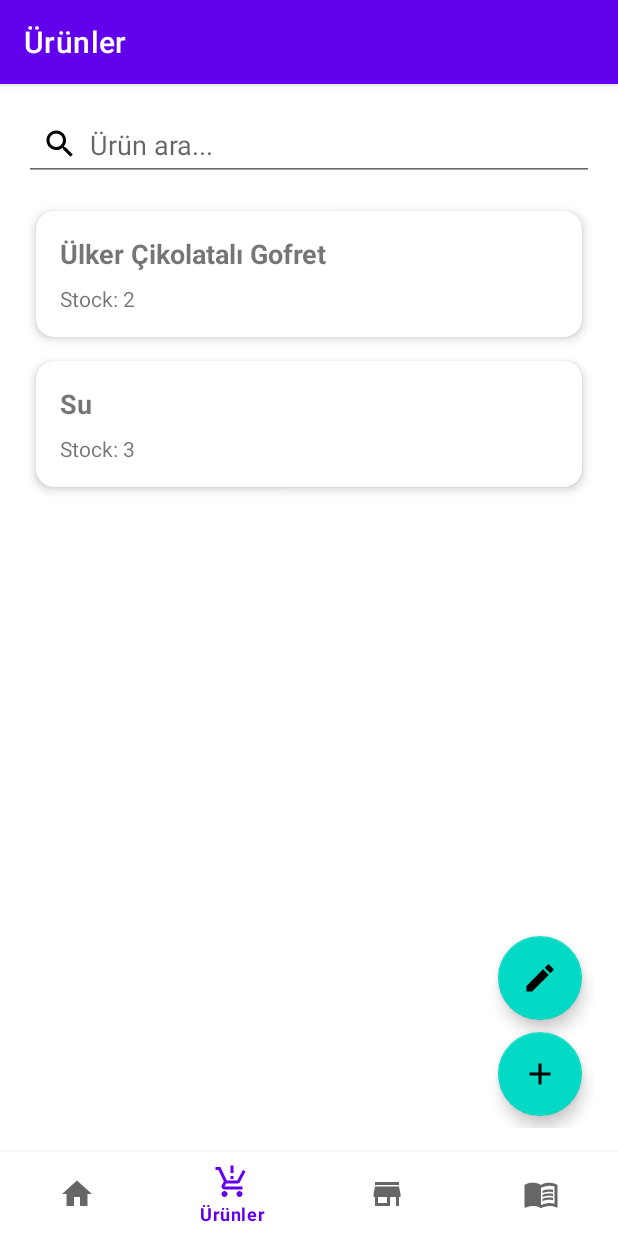
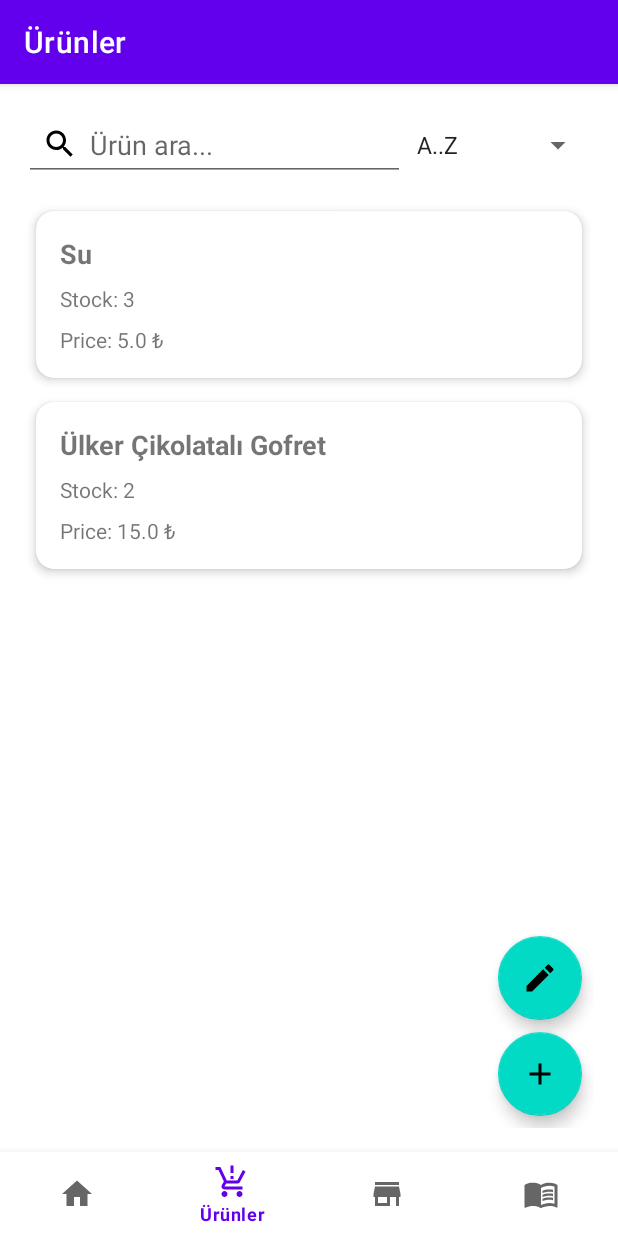
Before and after one commit to burakbasarann/Convenience_store_stock_management, an Android app: the ProductsFragment screen opened through its navigation route, on a phone screen of 412 x 824 dp. Run offline under Robolectric (Android 15) with nearby library versions, the phone set to English and light mode, and no system bars; our stand-ins replace Dagger/Hilt's generated code, Room's generated code, navigation-ui.

Commit message:
added filter for product

```diff
--- a/app/src/main/java/com/basaran/casestudy/ui/adapter/ProductsAdapter.kt
+++ b/app/src/main/java/com/basaran/casestudy/ui/adapter/ProductsAdapter.kt
@@ -21,6 +21,7 @@ class ProductsAdapter(
         fun bind(product: Product) {
             binding.productNameTextView.text = product.name
             binding.productStockTextView.text = "Stock: ${product.currentStock}"
+            binding.productPriceEditText.text = "Price: ${product.price} ₺"
             binding.editImageView.visibility = if (isEditMode) View.VISIBLE else View.GONE
 
             binding.root.setOnClickListener {
--- a/app/src/main/java/com/basaran/casestudy/ui/products/ProductsFragment.kt
+++ b/app/src/main/java/com/basaran/casestudy/ui/products/ProductsFragment.kt
@@ -7,6 +7,8 @@ import androidx.fragment.app.Fragment
 import android.view.LayoutInflater
 import android.view.View
 import android.view.ViewGroup
+import android.widget.AdapterView
+import android.widget.ArrayAdapter
 import androidx.fragment.app.viewModels
 import androidx.navigation.fragment.findNavController
 import androidx.recyclerview.widget.LinearLayoutManager
@@ -48,6 +50,30 @@ class ProductsFragment : Fragment() {
     }
 
     private fun setupRecyclerView() {
+        val adapter = ArrayAdapter.createFromResource(requireContext(), R.array.filter_options_product, android.R.layout.simple_spinner_item)
+        adapter.setDropDownViewResource(android.R.layout.simple_spinner_dropdown_item);
+        binding.filterSpinner.adapter = adapter;
+
+        binding.filterSpinner.onItemSelectedListener = object : AdapterView.OnItemSelectedListener {
+            override fun onItemSelected(
+                parentView: AdapterView<*>?,
+                selectedItemView: View?,
+                position: Int,
+                id: Long
+            ) {
+                if (selectedItemView == null) return
+                when (position) {
+                    0 -> viewModel.sortProductsAscending()
+                    1 -> viewModel.sortProductsDescending()
+                    2 -> viewModel.increasingPriceProduct()
+                    3 -> viewModel.descreasingPriceProduct()
+                }
+            }
+
+            override fun onNothingSelected(parentView: AdapterView<*>?) {
+            }
+        }
+
         binding.productsRecyclerView.layoutManager = LinearLayoutManager(requireContext())
         productsAdapter = ProductsAdapter(
             onItemClick = { product ->
--- a/app/src/main/java/com/basaran/casestudy/ui/products/ProductsViewModel.kt
+++ b/app/src/main/java/com/basaran/casestudy/ui/products/ProductsViewModel.kt
@@ -45,4 +45,20 @@ class ProductsViewModel @Inject constructor(
             }
         }
     }
+
+    fun sortProductsAscending() {
+        _filteredProducts.value = _filteredProducts.value?.sortedBy { it.name } ?: emptyList()
+    }
+
+    fun sortProductsDescending() {
+        _filteredProducts.value = _filteredProducts.value?.sortedByDescending { it.name } ?: emptyList()
+    }
+
+    fun increasingPriceProduct() {
+        _filteredProducts.value = _filteredProducts.value?.sortedBy { it.price } ?: emptyList()
+    }
+
+    fun descreasingPriceProduct() {
+        _filteredProducts.value = _filteredProducts.value?.sortedByDescending { it.price } ?: emptyList()
+    }
 }
--- a/app/src/main/res/layout/fragment_products.xml
+++ b/app/src/main/res/layout/fragment_products.xml
@@ -9,15 +9,24 @@
 
     <EditText
         android:id="@+id/searchEditText"
-        android:layout_width="match_parent"
+        android:layout_width="0dp"
         android:layout_height="wrap_content"
         android:drawableStart="@drawable/ic_search"
         android:drawablePadding="8dp"
         android:hint="Ürün ara..."
         android:padding="12dp"
-        app:layout_constraintEnd_toEndOf="parent"
+        app:layout_constraintEnd_toStartOf="@+id/filterSpinner"
         app:layout_constraintStart_toStartOf="parent"
         app:layout_constraintTop_toTopOf="parent" />
+
+    <Spinner
+        android:id="@+id/filterSpinner"
+        android:layout_width="wrap_content"
+        android:layout_height="wrap_content"
+        android:entries="@array/filter_options_product"
+        app:layout_constraintBottom_toBottomOf="@+id/searchEditText"
+        app:layout_constraintEnd_toEndOf="parent"
+        app:layout_constraintTop_toTopOf="@+id/searchEditText" />
 
     <androidx.recyclerview.widget.RecyclerView
         android:id="@+id/productsRecyclerView"
--- a/app/src/main/res/layout/item_product.xml
+++ b/app/src/main/res/layout/item_product.xml
@@ -34,6 +34,15 @@
             app:layout_constraintStart_toStartOf="parent"
             app:layout_constraintTop_toBottomOf="@+id/productNameTextView" />
 
+        <TextView
+            android:id="@+id/productPriceEditText"
+            android:layout_width="wrap_content"
+            android:layout_height="wrap_content"
+            android:layout_marginTop="8dp"
+            android:text="Price: 0"
+            app:layout_constraintStart_toStartOf="parent"
+            app:layout_constraintTop_toBottomOf="@+id/productStockTextView" />
+
         <ImageView
             android:id="@+id/editImageView"
             android:layout_width="wrap_content"
--- a/app/src/main/res/values/strings.xml
+++ b/app/src/main/res/values/strings.xml
@@ -18,4 +18,11 @@
     <item>A..Z</item>
     <item>Z..A</item>
     </string-array>
+
+    <string-array name="filter_options_product">
+        <item>A..Z</item>
+        <item>Z..A</item>
+        <item>Artan ₺</item>
+        <item>Azalan ₺</item>
+    </string-array>
 </resources>
```
